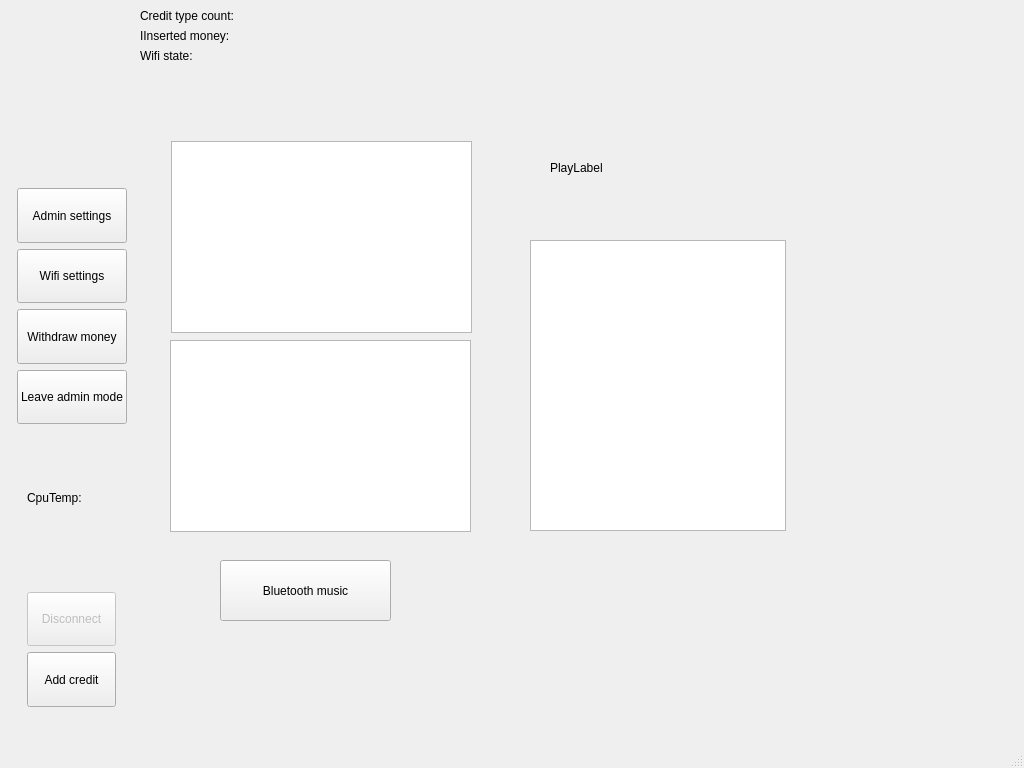
Before: the Qt Designer form blue-app/ui/MainWindow.ui in matus-u/sz-bluetooth, drawn with Qt 5.
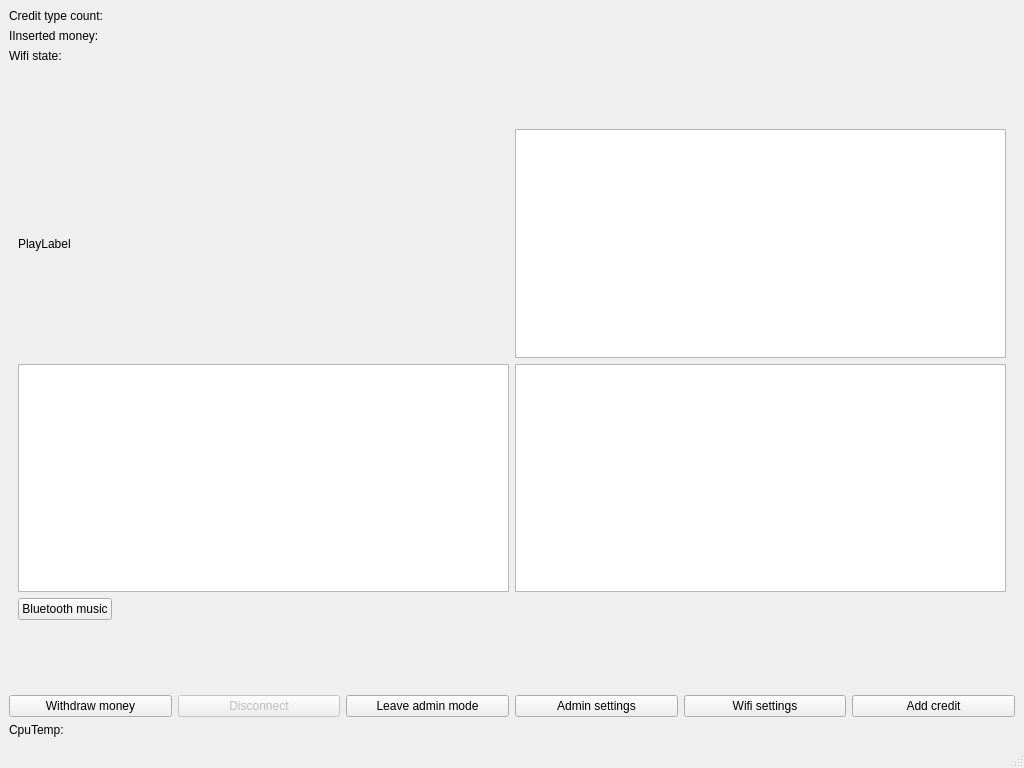
After: the same form once the commit is applied.

What changed in the file:
```diff
--- a/blue-app/ui/MainWindow.ui
+++ b/blue-app/ui/MainWindow.ui
@@ -14,250 +14,9 @@
    <string>MainWindow</string>
   </property>
   <widget class="QWidget" name="centralwidget">
-   <layout class="QHBoxLayout" name="horizontalLayout_3" stretch="1,6,1">
+   <layout class="QHBoxLayout" name="horizontalLayout_3" stretch="6">
     <item>
-     <layout class="QVBoxLayout" name="verticalLayout_3" stretch="1,3,10,0,8,1">
-      <item>
-       <spacer name="horizontalSpacer_5">
-        <property name="orientation">
-         <enum>Qt::Horizontal</enum>
-        </property>
-        <property name="sizeHint" stdset="0">
-         <size>
-          <width>40</width>
-          <height>20</height>
-         </size>
-        </property>
-       </spacer>
-      </item>
-      <item>
-       <spacer name="verticalSpacer_8">
-        <property name="orientation">
-         <enum>Qt::Vertical</enum>
-        </property>
-        <property name="sizeHint" stdset="0">
-         <size>
-          <width>20</width>
-          <height>40</height>
-         </size>
-        </property>
-       </spacer>
-      </item>
-      <item>
-       <layout class="QHBoxLayout" name="horizontalLayout_5" stretch="1,5,1">
-        <item>
-         <spacer name="horizontalSpacer_7">
-          <property name="orientation">
-           <enum>Qt::Horizontal</enum>
-          </property>
-          <property name="sizeHint" stdset="0">
-           <size>
-            <width>40</width>
-            <height>20</height>
-           </size>
-          </property>
-         </spacer>
-        </item>
-        <item>
-         <layout class="QVBoxLayout" name="verticalLayout_4">
-          <item>
-           <widget class="QLabel" name="adminLeaveLabel">
-            <property name="text">
-             <string/>
-            </property>
-           </widget>
-          </item>
-          <item>
-           <widget class="QPushButton" name="adminSettingsButton">
-            <property name="sizePolicy">
-             <sizepolicy hsizetype="Minimum" vsizetype="Minimum">
-              <horstretch>0</horstretch>
-              <verstretch>0</verstretch>
-             </sizepolicy>
-            </property>
-            <property name="text">
-             <string>Admin settings</string>
-            </property>
-           </widget>
-          </item>
-          <item>
-           <widget class="QPushButton" name="wifiSettingsButton">
-            <property name="sizePolicy">
-             <sizepolicy hsizetype="Minimum" vsizetype="Minimum">
-              <horstretch>0</horstretch>
-              <verstretch>0</verstretch>
-             </sizepolicy>
-            </property>
-            <property name="text">
-             <string>Wifi settings</string>
-            </property>
-           </widget>
-          </item>
-          <item>
-           <widget class="QPushButton" name="withdrawMoneyButton">
-            <property name="sizePolicy">
-             <sizepolicy hsizetype="Minimum" vsizetype="Minimum">
-              <horstretch>0</horstretch>
-              <verstretch>0</verstretch>
-             </sizepolicy>
-            </property>
-            <property name="text">
-             <string>Withdraw money</string>
-            </property>
-           </widget>
-          </item>
-          <item>
-           <widget class="QPushButton" name="leaveAdminButton">
-            <property name="sizePolicy">
-             <sizepolicy hsizetype="Minimum" vsizetype="Minimum">
-              <horstretch>0</horstretch>
-              <verstretch>0</verstretch>
-             </sizepolicy>
-            </property>
-            <property name="text">
-             <string>Leave admin mode</string>
-            </property>
-           </widget>
-          </item>
-         </layout>
-        </item>
-        <item>
-         <spacer name="horizontalSpacer_8">
-          <property name="orientation">
-           <enum>Qt::Horizontal</enum>
-          </property>
-          <property name="sizeHint" stdset="0">
-           <size>
-            <width>40</width>
-            <height>20</height>
-           </size>
-          </property>
-         </spacer>
-        </item>
-       </layout>
-      </item>
-      <item>
-       <spacer name="verticalSpacer">
-        <property name="orientation">
-         <enum>Qt::Vertical</enum>
-        </property>
-        <property name="sizeHint" stdset="0">
-         <size>
-          <width>20</width>
-          <height>40</height>
-         </size>
-        </property>
-       </spacer>
-      </item>
-      <item>
-       <layout class="QHBoxLayout" name="horizontalLayout_7" stretch="1,5,1">
-        <item>
-         <spacer name="horizontalSpacer_9">
-          <property name="orientation">
-           <enum>Qt::Horizontal</enum>
-          </property>
-          <property name="sizeHint" stdset="0">
-           <size>
-            <width>40</width>
-            <height>20</height>
-           </size>
-          </property>
-         </spacer>
-        </item>
-        <item>
-         <layout class="QVBoxLayout" name="verticalLayout_6">
-          <item>
-           <widget class="QLabel" name="labelCpuTemp">
-            <property name="enabled">
-             <bool>true</bool>
-            </property>
-            <property name="sizePolicy">
-             <sizepolicy hsizetype="Minimum" vsizetype="Minimum">
-              <horstretch>0</horstretch>
-              <verstretch>0</verstretch>
-             </sizepolicy>
-            </property>
-            <property name="text">
-             <string>CpuTemp:</string>
-            </property>
-           </widget>
-          </item>
-          <item>
-           <widget class="QLabel" name="cpuTempValueLabel">
-            <property name="enabled">
-             <bool>true</bool>
-            </property>
-            <property name="text">
-             <string/>
-            </property>
-           </widget>
-          </item>
-          <item>
-           <widget class="QPushButton" name="disconnectButton">
-            <property name="enabled">
-             <bool>false</bool>
-            </property>
-            <property name="sizePolicy">
-             <sizepolicy hsizetype="Minimum" vsizetype="Minimum">
-              <horstretch>0</horstretch>
-              <verstretch>0</verstretch>
-             </sizepolicy>
-            </property>
-            <property name="text">
-             <string>Disconnect</string>
-            </property>
-           </widget>
-          </item>
-          <item>
-           <widget class="QPushButton" name="addCreditButton">
-            <property name="enabled">
-             <bool>true</bool>
-            </property>
-            <property name="sizePolicy">
-             <sizepolicy hsizetype="Minimum" vsizetype="Minimum">
-              <horstretch>0</horstretch>
-              <verstretch>0</verstretch>
-             </sizepolicy>
-            </property>
-            <property name="text">
-             <string>Add credit</string>
-            </property>
-           </widget>
-          </item>
-         </layout>
-        </item>
-        <item>
-         <spacer name="horizontalSpacer_10">
-          <property name="orientation">
-           <enum>Qt::Horizontal</enum>
-          </property>
-          <property name="sizeHint" stdset="0">
-           <size>
-            <width>40</width>
-            <height>20</height>
-           </size>
-          </property>
-         </spacer>
-        </item>
-       </layout>
-      </item>
-      <item>
-       <spacer name="verticalSpacer_7">
-        <property name="orientation">
-         <enum>Qt::Vertical</enum>
-        </property>
-        <property name="sizeHint" stdset="0">
-         <size>
-          <width>20</width>
-          <height>40</height>
-         </size>
-        </property>
-       </spacer>
-      </item>
-     </layout>
-    </item>
-    <item>
-     <layout class="QVBoxLayout" name="verticalLayout" stretch="0,0,0,0,0">
+     <layout class="QVBoxLayout" name="verticalLayout" stretch="0,0,0,0,0,0">
       <item>
        <layout class="QFormLayout" name="formLayout">
         <item row="0" column="0">
@@ -360,128 +119,157 @@
          <number>0</number>
         </property>
         <widget class="QWidget" name="pageMain">
-         <widget class="QTableWidget" name="genreWidget">
-          <property name="geometry">
-           <rect>
-            <x>31</x>
-            <y>21</y>
-            <width>301</width>
-            <height>192</height>
-           </rect>
-          </property>
-          <property name="styleSheet">
-           <string notr="true">QWidget:focus {  border : 2px solid red; }</string>
-          </property>
-          <property name="editTriggers">
-           <set>QAbstractItemView::NoEditTriggers</set>
-          </property>
-          <property name="selectionMode">
-           <enum>QAbstractItemView::SingleSelection</enum>
-          </property>
-          <property name="selectionBehavior">
-           <enum>QAbstractItemView::SelectRows</enum>
-          </property>
-          <property name="showGrid">
-           <bool>false</bool>
-          </property>
-          <property name="columnCount">
-           <number>1</number>
-          </property>
-          <attribute name="horizontalHeaderVisible">
-           <bool>false</bool>
-          </attribute>
-          <attribute name="horizontalHeaderMinimumSectionSize">
-           <number>200</number>
-          </attribute>
-          <attribute name="verticalHeaderVisible">
-           <bool>false</bool>
-          </attribute>
-          <attribute name="verticalHeaderMinimumSectionSize">
-           <number>35</number>
-          </attribute>
-          <column/>
-         </widget>
-         <widget class="QTableWidget" name="songsWidget">
-          <property name="geometry">
-           <rect>
-            <x>30</x>
-            <y>220</y>
-            <width>301</width>
-            <height>192</height>
-           </rect>
-          </property>
-          <property name="styleSheet">
-           <string notr="true">QWidget:focus {  border : 2px solid red; }</string>
-          </property>
-          <property name="editTriggers">
-           <set>QAbstractItemView::NoEditTriggers</set>
-          </property>
-          <property name="selectionMode">
-           <enum>QAbstractItemView::SingleSelection</enum>
-          </property>
-          <property name="selectionBehavior">
-           <enum>QAbstractItemView::SelectRows</enum>
-          </property>
-          <property name="showGrid">
-           <bool>false</bool>
-          </property>
-          <property name="columnCount">
-           <number>2</number>
-          </property>
-          <attribute name="horizontalHeaderVisible">
-           <bool>false</bool>
-          </attribute>
-          <attribute name="horizontalHeaderMinimumSectionSize">
-           <number>100</number>
-          </attribute>
-          <attribute name="verticalHeaderVisible">
-           <bool>false</bool>
-          </attribute>
-          <attribute name="verticalHeaderMinimumSectionSize">
-           <number>35</number>
-          </attribute>
-          <column/>
-          <column/>
-         </widget>
-         <widget class="QPushButton" name="bluetoothButton">
-          <property name="geometry">
-           <rect>
-            <x>80</x>
-            <y>440</y>
-            <width>171</width>
-            <height>61</height>
-           </rect>
-          </property>
-          <property name="styleSheet">
-           <string notr="true">QWidget:focus {  background-color: red; }</string>
-          </property>
-          <property name="text">
-           <string>Bluetooth music</string>
-          </property>
-         </widget>
-         <widget class="QTableView" name="playQueueWidget">
-          <property name="geometry">
-           <rect>
-            <x>390</x>
-            <y>120</y>
-            <width>256</width>
-            <height>291</height>
-           </rect>
-          </property>
-         </widget>
-         <widget class="QLabel" name="playLabel">
-          <property name="geometry">
-           <rect>
-            <x>410</x>
-            <y>40</y>
-            <width>291</width>
-            <height>16</height>
-           </rect>
-          </property>
-          <property name="text">
-           <string>PlayLabel</string>
-          </property>
-         </widget>
+         <layout class="QVBoxLayout" name="verticalLayout_3">
+          <item>
+           <layout class="QGridLayout" name="gridLayout_2">
+            <item row="0" column="0">
+             <widget class="QLabel" name="playLabel">
+              <property name="text">
+               <string>PlayLabel</string>
+              </property>
+             </widget>
+            </item>
+            <item row="1" column="1">
+             <widget class="QTableWidget" name="songsWidget">
+              <property name="styleSheet">
+               <string notr="true"/>
+              </property>
+              <property name="editTriggers">
+               <set>QAbstractItemView::NoEditTriggers</set>
+              </property>
+              <property name="tabKeyNavigation">
+               <bool>true</bool>
+              </property>
+              <property name="showDropIndicator" stdset="0">
+               <bool>false</bool>
+              </property>
+              <property name="alternatingRowColors">
+               <bool>false</bool>
+              </property>
+              <property name="selectionMode">
+               <enum>QAbstractItemView::SingleSelection</enum>
+              </property>
+              <property name="selectionBehavior">
+               <enum>QAbstractItemView::SelectRows</enum>
+              </property>
+              <property name="showGrid">
+               <bool>false</bool>
+              </property>
+              <property name="gridStyle">
+               <enum>Qt::NoPen</enum>
+              </property>
+              <property name="columnCount">
+               <number>1</number>
+              </property>
+              <attribute name="horizontalHeaderVisible">
+               <bool>false</bool>
+              </attribute>
+              <attribute name="horizontalHeaderCascadingSectionResizes">
+               <bool>true</bool>
+              </attribute>
+              <attribute name="horizontalHeaderDefaultSectionSize">
+               <number>150</number>
+              </attribute>
+              <attribute name="horizontalHeaderHighlightSections">
+               <bool>false</bool>
+              </attribute>
+              <attribute name="horizontalHeaderMinimumSectionSize">
+               <number>40</number>
+              </attribute>
+              <attribute name="horizontalHeaderShowSortIndicator" stdset="0">
+               <bool>false</bool>
+              </attribute>
+              <attribute name="horizontalHeaderStretchLastSection">
+               <bool>true</bool>
+              </attribute>
+              <attribute name="verticalHeaderVisible">
+               <bool>false</bool>
+              </attribute>
+              <attribute name="verticalHeaderMinimumSectionSize">
+               <number>35</number>
+              </attribute>
+              <column/>
+             </widget>
+            </item>
+            <item row="1" column="0">
+             <widget class="QTableWidget" name="genreWidget">
+              <property name="styleSheet">
+               <string notr="true"/>
+              </property>
+              <property name="editTriggers">
+               <set>QAbstractItemView::NoEditTriggers</set>
+              </property>
+              <property name="selectionMode">
+               <enum>QAbstractItemView::SingleSelection</enum>
+              </property>
+              <property name="selectionBehavior">
+               <enum>QAbstractItemView::SelectRows</enum>
+              </property>
+              <property name="showGrid">
+               <bool>false</bool>
+              </property>
+              <property name="columnCount">
+               <number>1</number>
+              </property>
+              <attribute name="horizontalHeaderVisible">
+               <bool>false</bool>
+              </attribute>
+              <attribute name="horizontalHeaderDefaultSectionSize">
+               <number>150</number>
+              </attribute>
+              <attribute name="horizontalHeaderMinimumSectionSize">
+               <number>150</number>
+              </attribute>
+              <attribute name="horizontalHeaderStretchLastSection">
+               <bool>false</bool>
+              </attribute>
+              <attribute name="verticalHeaderVisible">
+               <bool>false</bool>
+              </attribute>
+              <attribute name="verticalHeaderMinimumSectionSize">
+               <number>35</number>
+              </attribute>
+              <column/>
+             </widget>
+            </item>
+            <item row="0" column="1">
+             <widget class="QTableView" name="playQueueWidget">
+              <property name="focusPolicy">
+               <enum>Qt::StrongFocus</enum>
+              </property>
+              <property name="showGrid">
+               <bool>false</bool>
+              </property>
+              <attribute name="horizontalHeaderVisible">
+               <bool>false</bool>
+              </attribute>
+              <attribute name="verticalHeaderVisible">
+               <bool>false</bool>
+              </attribute>
+             </widget>
+            </item>
+           </layout>
+          </item>
+          <item>
+           <widget class="QPushButton" name="bluetoothButton">
+            <property name="sizePolicy">
+             <sizepolicy hsizetype="Fixed" vsizetype="Fixed">
+              <horstretch>0</horstretch>
+              <verstretch>0</verstretch>
+             </sizepolicy>
+            </property>
+            <property name="layoutDirection">
+             <enum>Qt::LeftToRight</enum>
+            </property>
+            <property name="styleSheet">
+             <string notr="true"/>
+            </property>
+            <property name="text">
+             <string>Bluetooth music</string>
+            </property>
+           </widget>
+          </item>
+         </layout>
         </widget>
         <widget class="QWidget" name="pageBluetooth">
          <layout class="QVBoxLayout" name="verticalLayout_5" stretch="1,2,1">
@@ -653,22 +441,134 @@
         </property>
        </widget>
       </item>
-     </layout>
-    </item>
-    <item>
-     <layout class="QVBoxLayout" name="verticalLayout_2" stretch="0">
       <item>
-       <spacer name="horizontalSpacer_6">
-        <property name="orientation">
-         <enum>Qt::Horizontal</enum>
-        </property>
-        <property name="sizeHint" stdset="0">
-         <size>
-          <width>40</width>
-          <height>20</height>
-         </size>
-        </property>
-       </spacer>
+       <layout class="QVBoxLayout" name="verticalLayout_2">
+        <item>
+         <widget class="QLabel" name="adminLeaveLabel">
+          <property name="text">
+           <string/>
+          </property>
+         </widget>
+        </item>
+        <item>
+         <layout class="QHBoxLayout" name="horizontalLayout_9">
+          <item>
+           <widget class="QPushButton" name="withdrawMoneyButton">
+            <property name="sizePolicy">
+             <sizepolicy hsizetype="Minimum" vsizetype="Minimum">
+              <horstretch>0</horstretch>
+              <verstretch>0</verstretch>
+             </sizepolicy>
+            </property>
+            <property name="text">
+             <string>Withdraw money</string>
+            </property>
+           </widget>
+          </item>
+          <item>
+           <widget class="QPushButton" name="disconnectButton">
+            <property name="enabled">
+             <bool>false</bool>
+            </property>
+            <property name="sizePolicy">
+             <sizepolicy hsizetype="Minimum" vsizetype="Minimum">
+              <horstretch>0</horstretch>
+              <verstretch>0</verstretch>
+             </sizepolicy>
+            </property>
+            <property name="text">
+             <string>Disconnect</string>
+            </property>
+           </widget>
+          </item>
+          <item>
+           <widget class="QPushButton" name="leaveAdminButton">
+            <property name="sizePolicy">
+             <sizepolicy hsizetype="Minimum" vsizetype="Minimum">
+              <horstretch>0</horstretch>
+              <verstretch>0</verstretch>
+             </sizepolicy>
+            </property>
+            <property name="text">
+             <string>Leave admin mode</string>
+            </property>
+           </widget>
+          </item>
+          <item>
+           <widget class="QPushButton" name="adminSettingsButton">
+            <property name="sizePolicy">
+             <sizepolicy hsizetype="Minimum" vsizetype="Minimum">
+              <horstretch>0</horstretch>
+              <verstretch>0</verstretch>
+             </sizepolicy>
+            </property>
+            <property name="text">
+             <string>Admin settings</string>
+            </property>
+           </widget>
+          </item>
+          <item>
+           <widget class="QPushButton" name="wifiSettingsButton">
+            <property name="sizePolicy">
+             <sizepolicy hsizetype="Minimum" vsizetype="Minimum">
+              <horstretch>0</horstretch>
+              <verstretch>0</verstretch>
+             </sizepolicy>
+            </property>
+            <property name="text">
+             <string>Wifi settings</string>
+            </property>
+           </widget>
+          </item>
+          <item>
+           <widget class="QPushButton" name="addCreditButton">
+            <property name="enabled">
+             <bool>true</bool>
+            </property>
+            <property name="sizePolicy">
+             <sizepolicy hsizetype="Minimum" vsizetype="Minimum">
+              <horstretch>0</horstretch>
+              <verstretch>0</verstretch>
+             </sizepolicy>
+            </property>
+            <property name="text">
+             <string>Add credit</string>
+            </property>
+           </widget>
+          </item>
+         </layout>
+        </item>
+        <item>
+         <layout class="QHBoxLayout" name="horizontalLayout_8">
+          <item>
+           <widget class="QLabel" name="labelCpuTemp">
+            <property name="enabled">
+             <bool>true</bool>
+            </property>
+            <property name="sizePolicy">
+             <sizepolicy hsizetype="Minimum" vsizetype="Minimum">
+              <horstretch>0</horstretch>
+              <verstretch>0</verstretch>
+             </sizepolicy>
+            </property>
+            <property name="text">
+             <string>CpuTemp:</string>
+            </property>
+           </widget>
+          </item>
+          <item>
+           <widget class="QLabel" name="cpuTempValueLabel">
+            <property name="enabled">
+             <bool>true</bool>
+            </property>
+            <property name="text">
+             <string/>
+            </property>
+           </widget>
+          </item>
+         </layout>
+        </item>
+       </layout>
       </item>
      </layout>
     </item>
```
Left out of the diff: 8 changed lines with no effect on the pictures.
